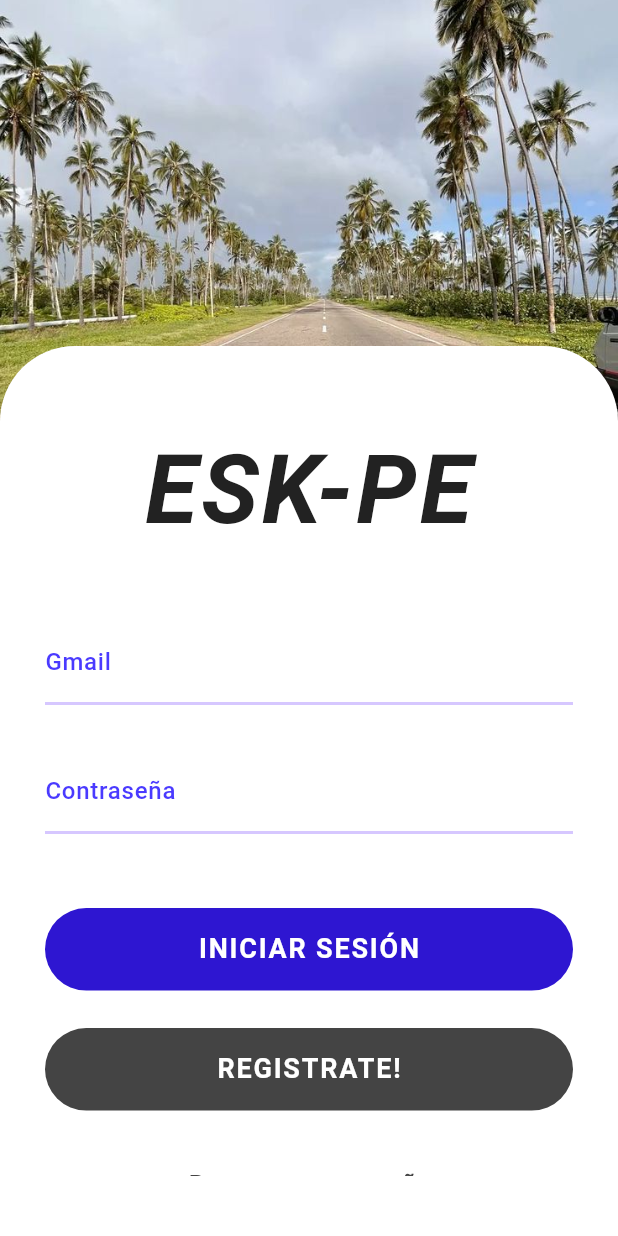
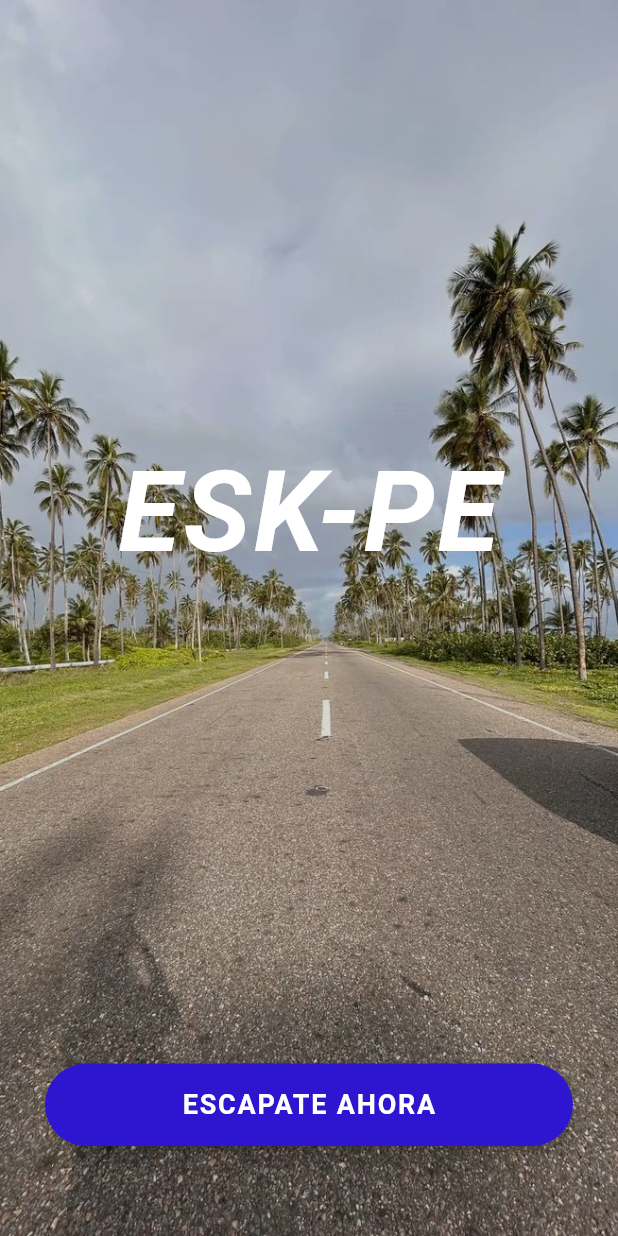
Before and after one commit to reynerlalacrita/prueba_eskpe, a Flutter app: the screen it shows after launch, on a phone screen of 412 x 824 dp. Run offline on Flutter 3.47's test engine with Material 3 defaults, Android fonts, the phone set to English and light mode, and no system bars; Roboto replaces fonts that are missing (Impact).

Commit message:
login screen casi lista

```diff
--- a/lib/recursos/screens/login_screen.dart
+++ b/lib/recursos/screens/login_screen.dart
@@ -1,7 +1,15 @@
 import 'package:flutter/material.dart';
 
-class LoginScreen extends StatelessWidget {
+class LoginScreen extends StatefulWidget {
   const LoginScreen({super.key});
+
+  @override
+  State<LoginScreen> createState() => _LoginScreenState();
+}
+
+class _LoginScreenState extends State<LoginScreen> {
+  // Variable para controlar si la tarjeta de login ya subió o no
+  bool _mostrarLogin = false;
 
   @override
   Widget build(BuildContext context) {
@@ -12,16 +20,11 @@ class LoginScreen extends StatelessWidget {
       backgroundColor: const Color(0xFFCCCCCC), // Fondo gris de los laterales/abajo
       body: Stack(
         children: [
-          // 1. Imagen de fondo en la parte superior
-          Positioned(
-            top: 0,
-            left: 0,
-            right: 0,
-            height: size.height * 0.45, // Ocupa el 45% superior de la pantalla
+          // 1. Imagen de fondo (Ocupa toda la pantalla al inicio, y se mantiene fija atrás)
+          Positioned.fill(
             child: Container(
               decoration: const BoxDecoration(
                 image: DecorationImage(
-                  // REEMPLAZA ESTO: Asegúrate de añadir tu imagen en pubspec.yaml
                   image: AssetImage('assets/background_road.jpg'),
                   fit: BoxFit.cover,
                 ),
@@ -29,14 +32,58 @@ class LoginScreen extends StatelessWidget {
             ),
           ),
 
-          // 2. Tarjeta blanca con los elementos del Login
-          Positioned(
-            top: size.height * 0.28, // Empieza un poco más arriba del final de la imagen
+          // 2. Filtro oscuro opcional cuando la tarjeta no ha subido (para mejorar contraste del botón)
+          if (!_mostrarLogin)
+            Positioned.fill(
+              child: Container(color: Colors.black.withOpacity(0.15)),
+            ),
+
+          // 3. Botón inicial "INICIAR" (Solo se ve si la tarjeta está oculta)
+          if (!_mostrarLogin)
+            Positioned(
+              bottom: 60,
+              left: 30,
+              right: 30,
+              child: SizedBox(
+                height: 55,
+                child: ElevatedButton(
+                  onPressed: () {
+                    // Al presionar, cambiamos el estado para activar la animación de subida
+                    setState(() {
+                      _mostrarLogin = true;
+                    });
+                  },
+                  style: ElevatedButton.styleFrom(
+                    backgroundColor: const Color(0xFF2E16D1), // Morado eléctrico
+                    shape: RoundedRectangleBorder(
+                      borderRadius: BorderRadius.circular(30.0),
+                    ),
+                    elevation: 5,
+                  ),
+                  child: const Text(
+                    'ESCAPATE AHORA',
+                    style: TextStyle(
+                      fontSize: 18,
+                      fontWeight: FontWeight.bold,
+                      color: Colors.white,
+                      letterSpacing: 1.2,
+                    ),
+                  ),
+                ),
+              ),
+            ),
+
+          // 5. Tarjeta blanca animada con los elementos del Login
+          AnimatedPositioned(
+            duration: const Duration(milliseconds: 550),
+            curve: Curves.fastOutSlowIn, // Curva de animación suave y natural
+            // Si _mostrarLogin es falso, se esconde abajo del todo (size.height)
+            top: _mostrarLogin ? size.height * 0.28 : size.height,
             left: 0,
             right: 0,
-            bottom: 0, // Llega hasta el fondo de la pantalla
+            bottom: 0, // Se expande hasta el fondo de la pantalla
             child: Container(
-              padding: const EdgeInsets.symmetric(horizontal: 30.0, vertical: 40.0),
+              padding: const EdgeInsets.symmetric(horizontal: 30.0, vertical: 100.0),
               decoration: const BoxDecoration(
                 color: Colors.white,
                 borderRadius: BorderRadius.only(
@@ -48,22 +95,8 @@ class LoginScreen extends StatelessWidget {
                 child: Column(
                   crossAxisAlignment: CrossAxisAlignment.center,
                   children: [
-                    const SizedBox(height: 10),
-
-                    // Logo / Título "ESK-PE"
-                    const Text(
-                      'ESK-PE',
-                      style: TextStyle(
-                        fontFamily: 'Impact', // O usa una fuente similar en negrita e itálica
-                        fontSize: 64,
-                        fontWeight: FontWeight.bold,
-                        fontStyle: FontStyle.italic,
-                        color: Color(0xFF222222),
-                        letterSpacing: 2,
-                      ),
-                    ),
-
-                    SizedBox(height: size.height * 0.05),
+                    // Espacio para darle holgura al diseño por debajo del logo animado
+                    SizedBox(height: size.height * 0.10),
 
                     // Campo de Gmail
                     TextFormField(
@@ -71,7 +104,7 @@ class LoginScreen extends StatelessWidget {
                       decoration: const InputDecoration(
                         labelText: 'Gmail',
                         labelStyle: TextStyle(
-                          color: Color(0xFF4A3AFF), // Azul/Morado del texto
+                          color: Color(0xFF4A3AFF),
                           fontWeight: FontWeight.w500,
                         ),
                         enabledBorder: UnderlineInputBorder(
@@ -103,7 +136,7 @@ class LoginScreen extends StatelessWidget {
                       ),
                     ),
 
-                    SizedBox(height: size.height * 0.06),
+                    SizedBox(height: size.height * 0.05),
 
                     // Botón INICIAR SESIÓN
                     SizedBox(
@@ -111,10 +144,10 @@ class LoginScreen extends StatelessWidget {
                       height: 55,
                       child: ElevatedButton(
                         onPressed: () {
-                          // Acción del botón
+                          // Acción del botón de iniciar sesión
                         },
                         style: ElevatedButton.styleFrom(
-                          backgroundColor: const Color(0xFF2E16D1), // Morado eléctrico
+                          backgroundColor: const Color(0xFF2E16D1),
                           shape: RoundedRectangleBorder(
                             borderRadius: BorderRadius.circular(30.0),
                           ),
@@ -132,38 +165,9 @@ class LoginScreen extends StatelessWidget {
                       ),
                     ),
 
-                    const SizedBox(height: 25),
+                    const SizedBox(height: 15),
 
-                    SizedBox(
-                      width: double.infinity,
-                      height: 55,
-                      child: ElevatedButton(
-                        onPressed: () {
-
-                        },
-                        style: ElevatedButton.styleFrom(
-                          backgroundColor: const Color(0xFF444444),
-                          shape: RoundedRectangleBorder(
-                            borderRadius: BorderRadius.circular(30.0)
-                          ),
-                          elevation: 0,
-                        ),
-                        child: const Text(
-                          "REGISTRATE!",
-                          style: TextStyle(
-                            fontSize: 18,
-                            fontWeight: FontWeight.bold,
-                            color: Colors.white,
-                            letterSpacing: 1.2,
-                         ),
-                        ),
-                      ),
-                    ),
-
-                    const SizedBox(height: 25),
-
-                    // Texto Forgot Password?
-
+                    // Texto Recuperar contraseña
                     TextButton(
                       onPressed: () {
                         // Acción de recuperar contraseña
@@ -172,13 +176,67 @@ class LoginScreen extends StatelessWidget {
                         'Recuperar contraseña',
                         style: TextStyle(
                           color: Color(0xFF444444),
-                          fontSize: 16,
+                          fontSize: 15,
                           fontWeight: FontWeight.bold,
                           decoration: TextDecoration.underline,
                         ),
                       ),
                     ),
+
+                    const SizedBox(height: 15),
+
+                    // Fila de Registro: Texto pequeño + enlace
+                    Row(
+                      mainAxisAlignment: MainAxisAlignment.center,
+                      children: [
+                        const Text(
+                          'No tienes una cuenta todavía? ',
+                          style: TextStyle(
+                            color: Color(0xFF666666),
+                            fontSize: 15,
+                            fontWeight: FontWeight.w400,
+                          ),
+                        ),
+                        GestureDetector(
+                          onTap: () {
+                            // Acción para redirigir al registro
+                          },
+                          child: const Text(
+                            'Regístrate!',
+                            style: TextStyle(
+                              color: Color(0xFF2E16D1),
+                              fontSize: 15,
+                              fontWeight: FontWeight.bold,
+                              decoration: TextDecoration.underline,
+                            ),
+                          ),
+                        ),
+                      ],
+                    ),
                   ],
+                ),
+              ),
+            ),
+          ),
+
+                    // 4. Logo / Título "ESK-PE" con animación de posición y color
+          AnimatedPositioned(
+            duration: const Duration(milliseconds: 600),
+            curve: Curves.easeInOutCubic, // Movimiento fluido
+            top: _mostrarLogin ? size.height * 0.34 : size.height * 0.35,
+            left: 0,
+            right: 0,
+            child: Center(
+              child: Text(
+                'ESK-PE',
+                style: TextStyle(
+                  fontFamily: 'Impact',
+                  fontSize: _mostrarLogin ? 68 : 75,
+                  fontWeight: FontWeight.bold,
+                  fontStyle: FontStyle.italic,
+                  // Si la tarjeta subió, se vuelve gris oscuro; si está sobre la foto, blanco
+                  color: _mostrarLogin ? const Color(0xFF222222) : Colors.white,
+                  letterSpacing: 2,
                 ),
               ),
             ),
```
